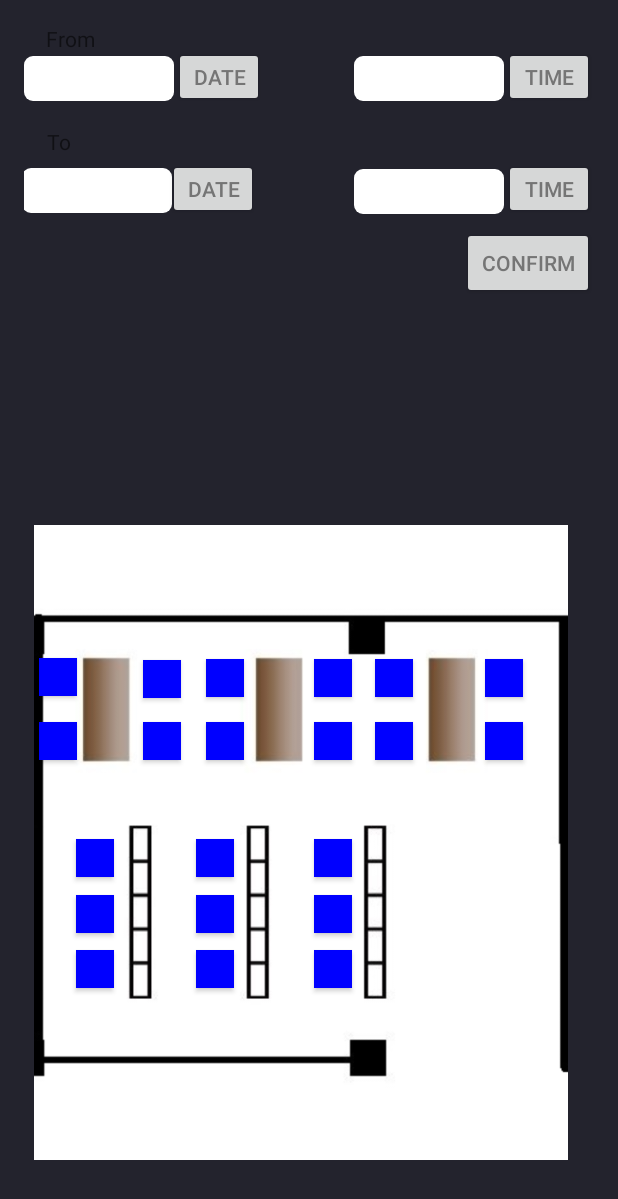
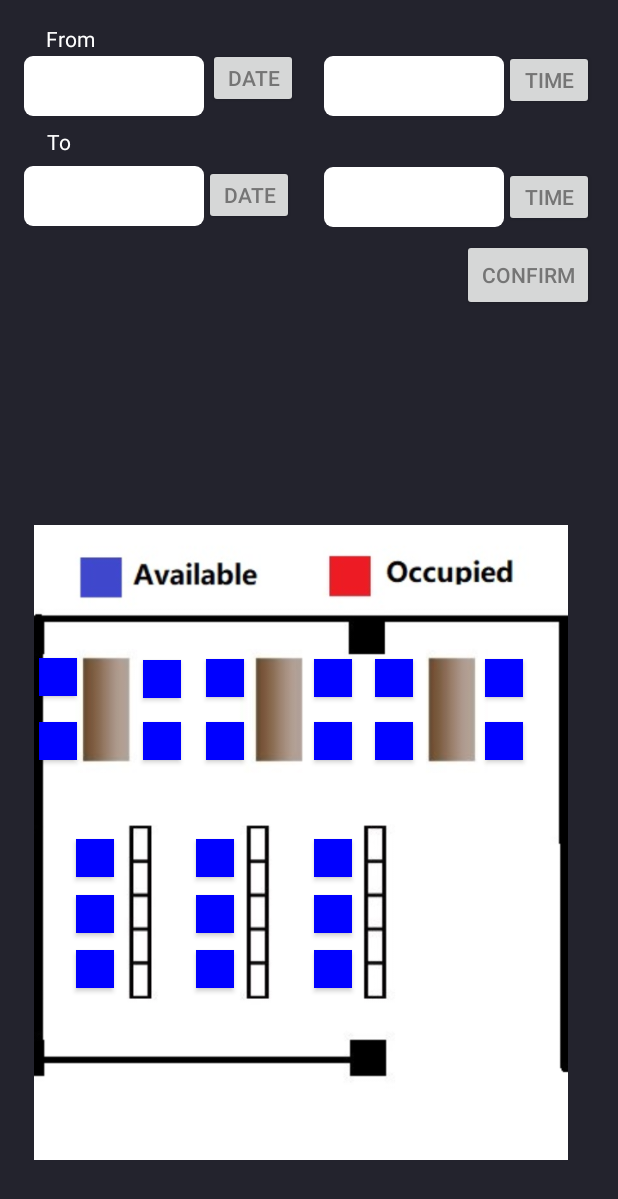
Before and after one commit to Study-Space-Booking/Study_Space_Booking_Android_App, an Android app: the MacBookSeatActivity screen opened directly, with no data from a screen before it, on a phone screen of 412 x 824 dp. Shown: the top 1199 px of the screen. Run offline under Robolectric (Android 15) with nearby library versions, the phone set to English and light mode, and no system bars; 2 statements that could not run were skipped.

Commit message:
Polish UI for bookseat activity

```diff
--- a/app/src/main/res/layout/activity_macbookseat.xml
+++ b/app/src/main/res/layout/activity_macbookseat.xml
@@ -13,38 +13,38 @@
 
     <EditText
         android:id="@+id/in_date"
-        android:layout_width="100dp"
-        android:layout_height="30dp"
+        style="@style/EditTextStyle"
+        android:layout_width="120dp"
+        android:layout_height="40dp"
+        android:gravity="center"
         android:layout_alignParentStart="true"
         android:layout_alignParentLeft="true"
         android:layout_alignParentTop="true"
-        style="@style/EditTextStyle"
         app:layout_constraintBottom_toBottomOf="parent"
-        app:layout_constraintEnd_toStartOf="@+id/btn_date"
-        app:layout_constraintHorizontal_bias="0.842"
         app:layout_constraintStart_toStartOf="parent"
         app:layout_constraintTop_toTopOf="parent"
         app:layout_constraintVertical_bias="0.028" />
 
     <Button
         android:id="@+id/btn_date"
+        style="@style/ButtonStyle"
         android:layout_width="60dp"
         android:layout_height="40dp"
         android:layout_alignBottom="@+id/in_date"
-        android:layout_marginEnd="220dp"
+        android:layout_marginTop="16dp"
         android:layout_toEndOf="@+id/in_date"
         android:layout_toRightOf="@+id/in_date"
         android:text="DATE"
-        style="@style/ButtonStyle"
-        app:layout_constraintBottom_toBottomOf="parent"
-        app:layout_constraintEnd_toEndOf="parent"
-        app:layout_constraintTop_toTopOf="parent"
-        app:layout_constraintVertical_bias="0.02" />
+        app:layout_constraintEnd_toStartOf="@+id/in_time"
+        app:layout_constraintHorizontal_bias="0.118"
+        app:layout_constraintStart_toEndOf="@+id/in_date"
+        app:layout_constraintTop_toTopOf="parent" />
 
     <EditText
         android:id="@+id/in_time"
-        android:layout_width="100dp"
-        android:layout_height="30dp"
+        android:layout_width="120dp"
+        android:layout_height="40dp"
+        android:gravity="center"
         android:layout_alignParentLeft="true"
         android:layout_alignParentEnd="true"
         android:layout_alignParentBottom="true"
@@ -57,23 +57,24 @@
 
     <Button
         android:id="@+id/btn_time"
+        style="@style/ButtonStyle"
         android:layout_width="60dp"
         android:layout_height="40dp"
         android:layout_below="@+id/btn_date"
         android:layout_alignStart="@+id/btn_date"
         android:layout_alignLeft="@+id/btn_date"
         android:text="TIME"
-        style="@style/ButtonStyle"
         app:layout_constraintBottom_toBottomOf="parent"
         app:layout_constraintEnd_toEndOf="parent"
         app:layout_constraintTop_toTopOf="parent"
-        app:layout_constraintVertical_bias="0.020" />
+        app:layout_constraintVertical_bias="0.023" />
 
     <TextView
         android:id="@+id/textView2"
         android:layout_width="wrap_content"
         android:layout_height="wrap_content"
         android:text="From"
+        android:textColor="@color/colorWhite"
         app:layout_constraintBottom_toBottomOf="parent"
         app:layout_constraintEnd_toEndOf="parent"
         app:layout_constraintHorizontal_bias="0.042"
@@ -85,37 +86,40 @@
 
     <EditText
         android:id="@+id/in_dateto"
-        android:layout_width="100dp"
-        android:layout_height="30dp"
+        style="@style/EditTextStyle"
+        android:layout_width="120dp"
+        android:layout_height="40dp"
+        android:gravity="center"
         android:layout_alignParentStart="true"
         android:layout_alignParentLeft="true"
         android:layout_alignParentTop="true"
-        style="@style/EditTextStyle"
         app:layout_constraintBottom_toBottomOf="parent"
-        app:layout_constraintEnd_toStartOf="@+id/btn_dateto"
         app:layout_constraintStart_toStartOf="parent"
         app:layout_constraintTop_toTopOf="parent"
         app:layout_constraintVertical_bias="0.126" />
 
     <Button
         android:id="@+id/btn_dateto"
+        style="@style/ButtonStyle"
         android:layout_width="60dp"
         android:layout_height="40dp"
         android:layout_alignBottom="@+id/in_dateto"
-        android:layout_marginEnd="224dp"
+        android:layout_marginEnd="52dp"
         android:layout_toEndOf="@+id/in_dateto"
         android:layout_toRightOf="@+id/in_dateto"
         android:text="DATE"
-        style="@style/ButtonStyle"
         app:layout_constraintBottom_toBottomOf="parent"
-        app:layout_constraintEnd_toEndOf="parent"
+        app:layout_constraintEnd_toStartOf="@+id/in_timeto"
+        app:layout_constraintHorizontal_bias="0.0"
+        app:layout_constraintStart_toEndOf="@+id/in_dateto"
         app:layout_constraintTop_toTopOf="parent"
-        app:layout_constraintVertical_bias="0.120" />
+        app:layout_constraintVertical_bias="0.125" />
 
     <EditText
         android:id="@+id/in_timeto"
-        android:layout_width="100dp"
-        android:layout_height="30dp"
+        android:layout_width="120dp"
+        android:layout_height="40dp"
+        android:gravity="center"
         android:layout_alignParentLeft="true"
         android:layout_alignParentEnd="true"
         android:layout_alignParentBottom="true"
@@ -128,23 +132,24 @@
 
     <Button
         android:id="@+id/btn_timeto"
+        style="@style/ButtonStyle"
         android:layout_width="60dp"
         android:layout_height="40dp"
         android:layout_below="@+id/btn_dateto"
         android:layout_alignStart="@+id/btn_dateto"
         android:layout_alignLeft="@+id/btn_dateto"
         android:text="TIME"
-        style="@style/ButtonStyle"
         app:layout_constraintBottom_toBottomOf="parent"
         app:layout_constraintEnd_toEndOf="parent"
         app:layout_constraintTop_toTopOf="parent"
-        app:layout_constraintVertical_bias="0.120" />
+        app:layout_constraintVertical_bias="0.127" />
 
     <TextView
         android:id="@+id/textView2to"
         android:layout_width="wrap_content"
         android:layout_height="wrap_content"
         android:text="To"
+        android:textColor="@color/colorWhite"
         app:layout_constraintBottom_toBottomOf="parent"
         app:layout_constraintEnd_toEndOf="parent"
         app:layout_constraintHorizontal_bias="0.042"
@@ -461,11 +466,11 @@
 
     <Button
         android:id="@+id/button_confirm_time"
+        style="@style/ButtonStyle"
         android:layout_width="wrap_content"
         android:layout_height="wrap_content"
-        android:layout_marginTop="5dp"
+        android:layout_marginTop="8dp"
         android:text="confirm"
-        style="@style/ButtonStyle"
         app:layout_constraintEnd_toEndOf="parent"
         app:layout_constraintHorizontal_bias="1.0"
         app:layout_constraintStart_toStartOf="parent"
--- a/app/src/main/res/values/styles.xml
+++ b/app/src/main/res/values/styles.xml
@@ -9,6 +9,10 @@
         <item name="android:textColorPrimary">@color/textPrimary</item>
         <item name="android:textColorSecondary">@color/textSecondary</item>
         <item name="android:windowBackground">@color/windowsBackground</item>
+    </style>
+
+    <style name="DialogTheme" parent="Theme.AppCompat.Light.Dialog">
+        <item name="colorAccent">@color/colorGrey</item>
     </style>
 
     <style name="EditTextStyle">
```
Also changed, not shown: app/src/main/res/layout/activity_history.xml (+40 -10 lines), app/src/main/res/drawable/tablemaccommons.jpg, app/src/main/res/drawable/tablepccommons.jpg.
